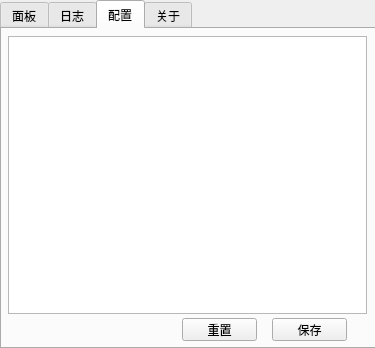
Gingmzmzx/AntiZTools, file ui/form.ui: the form before one commit.
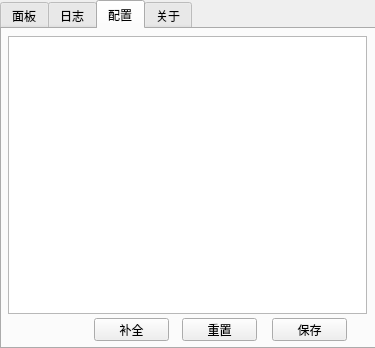
The form after the commit. The open tabs and pages were chosen to show the change.

Commit message: 更新 (+) closeWindow监听类型 (+) aow窗口的艺术 (+) 配置强更新 (+) 配置自动补全

What changed in the file:
```diff
--- a/ui/form.ui
+++ b/ui/form.ui
@@ -425,6 +425,19 @@
       <string>重置</string>
      </property>
     </widget>
+    <widget class="QPushButton" name="acCfgBtn">
+     <property name="geometry">
+      <rect>
+       <x>92</x>
+       <y>289</y>
+       <width>75</width>
+       <height>23</height>
+      </rect>
+     </property>
+     <property name="text">
+      <string>补全</string>
+     </property>
+    </widget>
    </widget>
    <widget class="QWidget" name="tab_about">
     <attribute name="title">
```
The commit also changes 6 other files.
